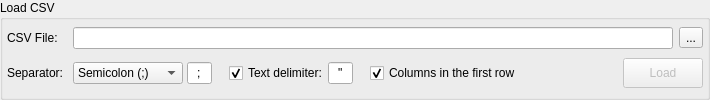
pgmodeler/pgmodeler, file libpgmodeler_ui/ui/csvloadwidget.ui: the form before one commit.
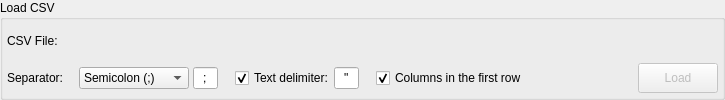
The form after the commit. Icons and pictures are not drawn.

What changed in the file:
```diff
--- a/libpgmodeler_ui/ui/csvloadwidget.ui
+++ b/libpgmodeler_ui/ui/csvloadwidget.ui
@@ -6,7 +6,7 @@
    <rect>
     <x>0</x>
     <y>0</y>
-    <width>710</width>
+    <width>725</width>
     <height>100</height>
    </rect>
   </property>
@@ -63,108 +63,7 @@
         </property>
        </widget>
       </item>
-      <item row="0" column="1" colspan="7">
-       <widget class="QLineEdit" name="file_edt">
-        <property name="clearButtonEnabled">
-         <bool>true</bool>
-        </property>
-       </widget>
-      </item>
-      <item row="0" column="8">
-       <widget class="QToolButton" name="select_file_tb">
-        <property name="enabled">
-         <bool>true</bool>
-        </property>
-        <property name="minimumSize">
-         <size>
-          <width>0</width>
-          <height>0</height>
-         </size>
-        </property>
-        <property name="toolTip">
-         <string>Select output file</string>
-        </property>
-        <property name="text">
-         <string>...</string>
-        </property>
-        <property name="icon">
-         <iconset resource="../res/resources.qrc">
-          <normaloff>:/icones/icones/abrir.png</normaloff>:/icones/icones/abrir.png</iconset>
-        </property>
-        <property name="iconSize">
-         <size>
-          <width>22</width>
-          <height>22</height>
-         </size>
-        </property>
-       </widget>
-      </item>
-      <item row="1" column="0">
-       <widget class="QLabel" name="separator_lbl">
-        <property name="text">
-         <string>Separator: </string>
-        </property>
-       </widget>
-      </item>
-      <item row="1" column="4">
-       <spacer name="horizontalSpacer">
-        <property name="orientation">
-         <enum>Qt::Horizontal</enum>
-        </property>
-        <property name="sizeType">
-         <enum>QSizePolicy::Fixed</enum>
-        </property>
-        <property name="sizeHint" stdset="0">
-         <size>
-          <width>5</width>
-          <height>20</height>
-         </size>
-        </property>
-       </spacer>
-      </item>
-      <item row="1" column="5">
-       <layout class="QHBoxLayout" name="horizontalLayout">
-        <property name="spacing">
-         <number>0</number>
-        </property>
-        <item>
-         <widget class="QCheckBox" name="col_names_chk">
-          <property name="statusTip">
-           <string>Use the first row as column names in the CSV file. By unchecking this option the first row is used as data.</string>
-          </property>
-          <property name="text">
-           <string>Columns in the first row</string>
-          </property>
-          <property name="checked">
-           <bool>true</bool>
-          </property>
-         </widget>
-        </item>
-        <item>
-         <widget class="QWidget" name="col_names_hint" native="true">
-          <property name="sizePolicy">
-           <sizepolicy hsizetype="Fixed" vsizetype="Fixed">
-            <horstretch>0</horstretch>
-            <verstretch>0</verstretch>
-           </sizepolicy>
-          </property>
-          <property name="minimumSize">
-           <size>
-            <width>22</width>
-            <height>22</height>
-           </size>
-          </property>
-          <property name="maximumSize">
-           <size>
-            <width>22</width>
-            <height>22</height>
-           </size>
-          </property>
-         </widget>
-        </item>
-       </layout>
-      </item>
-      <item row="1" column="6">
+      <item row="1" column="7">
        <spacer name="horizontalSpacer_6">
         <property name="orientation">
          <enum>Qt::Horizontal</enum>
@@ -177,51 +76,7 @@
         </property>
        </spacer>
       </item>
-      <item row="1" column="7" colspan="2">
-       <widget class="QPushButton" name="load_btn">
-        <property name="enabled">
-         <bool>false</bool>
-        </property>
-        <property name="sizePolicy">
-         <sizepolicy hsizetype="Preferred" vsizetype="Fixed">
-          <horstretch>0</horstretch>
-          <verstretch>0</verstretch>
-         </sizepolicy>
-        </property>
-        <property name="minimumSize">
-         <size>
-          <width>0</width>
-          <height>30</height>
-         </size>
-        </property>
-        <property name="maximumSize">
-         <size>
-          <width>16777215</width>
-          <height>16777215</height>
-         </size>
-        </property>
-        <property name="text">
-         <string>Load</string>
-        </property>
-        <property name="icon">
-         <iconset resource="../res/resources.qrc">
-          <normaloff>:/icones/icones/loadcsv.png</normaloff>:/icones/icones/loadcsv.png</iconset>
-        </property>
-        <property name="iconSize">
-         <size>
-          <width>22</width>
-          <height>22</height>
-         </size>
-        </property>
-        <property name="default">
-         <bool>false</bool>
-        </property>
-        <property name="flat">
-         <bool>false</bool>
-        </property>
-       </widget>
-      </item>
-      <item row="1" column="1">
+      <item row="1" column="2">
        <layout class="QHBoxLayout" name="horizontalLayout_3">
         <property name="spacing">
          <number>4</number>
@@ -300,7 +155,7 @@
         </item>
        </layout>
       </item>
-      <item row="1" column="3">
+      <item row="1" column="4">
        <layout class="QHBoxLayout" name="horizontalLayout_2">
         <property name="spacing">
          <number>0</number>
@@ -351,7 +206,51 @@
         </item>
        </layout>
       </item>
-      <item row="1" column="2">
+      <item row="1" column="8" colspan="2">
+       <widget class="QPushButton" name="load_btn">
+        <property name="enabled">
+         <bool>false</bool>
+        </property>
+        <property name="sizePolicy">
+         <sizepolicy hsizetype="Preferred" vsizetype="Fixed">
+          <horstretch>0</horstretch>
+          <verstretch>0</verstretch>
+         </sizepolicy>
+        </property>
+        <property name="minimumSize">
+         <size>
+          <width>0</width>
+          <height>30</height>
+         </size>
+        </property>
+        <property name="maximumSize">
+         <size>
+          <width>16777215</width>
+          <height>16777215</height>
+         </size>
+        </property>
+        <property name="text">
+         <string>Load</string>
+        </property>
+        <property name="icon">
+         <iconset resource="../res/resources.qrc">
+          <normaloff>:/icones/icones/loadcsv.png</normaloff>:/icones/icones/loadcsv.png</iconset>
+        </property>
+        <property name="iconSize">
+         <size>
+          <width>22</width>
+          <height>22</height>
+         </size>
+        </property>
+        <property name="default">
+         <bool>false</bool>
+        </property>
+        <property name="flat">
+         <bool>false</bool>
+        </property>
+       </widget>
+      </item>
+      <item row="1" column="3">
        <spacer name="horizontalSpacer_2">
         <property name="orientation">
          <enum>Qt::Horizontal</enum>
@@ -367,6 +266,74 @@
         </property>
        </spacer>
       </item>
+      <item row="1" column="6">
+       <layout class="QHBoxLayout" name="horizontalLayout">
+        <property name="spacing">
+         <number>0</number>
+        </property>
+        <item>
+         <widget class="QCheckBox" name="col_names_chk">
+          <property name="statusTip">
+           <string>Use the first row as column names in the CSV file. By unchecking this option the first row is used as data.</string>
+          </property>
+          <property name="text">
+           <string>Columns in the first row</string>
+          </property>
+          <property name="checked">
+           <bool>true</bool>
+          </property>
+         </widget>
+        </item>
+        <item>
+         <widget class="QWidget" name="col_names_hint" native="true">
+          <property name="sizePolicy">
+           <sizepolicy hsizetype="Fixed" vsizetype="Fixed">
+            <horstretch>0</horstretch>
+            <verstretch>0</verstretch>
+           </sizepolicy>
+          </property>
+          <property name="minimumSize">
+           <size>
+            <width>22</width>
+            <height>22</height>
+           </size>
+          </property>
+          <property name="maximumSize">
+           <size>
+            <width>22</width>
+            <height>22</height>
+           </size>
+          </property>
+         </widget>
+        </item>
+       </layout>
+      </item>
+      <item row="1" column="0">
+       <widget class="QLabel" name="separator_lbl">
+        <property name="text">
+         <string>Separator: </string>
+        </property>
+       </widget>
+      </item>
+      <item row="1" column="5">
+       <spacer name="horizontalSpacer">
+        <property name="orientation">
+         <enum>Qt::Horizontal</enum>
+        </property>
+        <property name="sizeType">
+         <enum>QSizePolicy::Fixed</enum>
+        </property>
+        <property name="sizeHint" stdset="0">
+         <size>
+          <width>5</width>
+          <height>20</height>
+         </size>
+        </property>
+       </spacer>
+      </item>
+      <item row="0" column="1" colspan="9">
+       <widget class="QWidget" name="fsel" native="true"/>
+      </item>
      </layout>
     </widget>
    </item>
```
